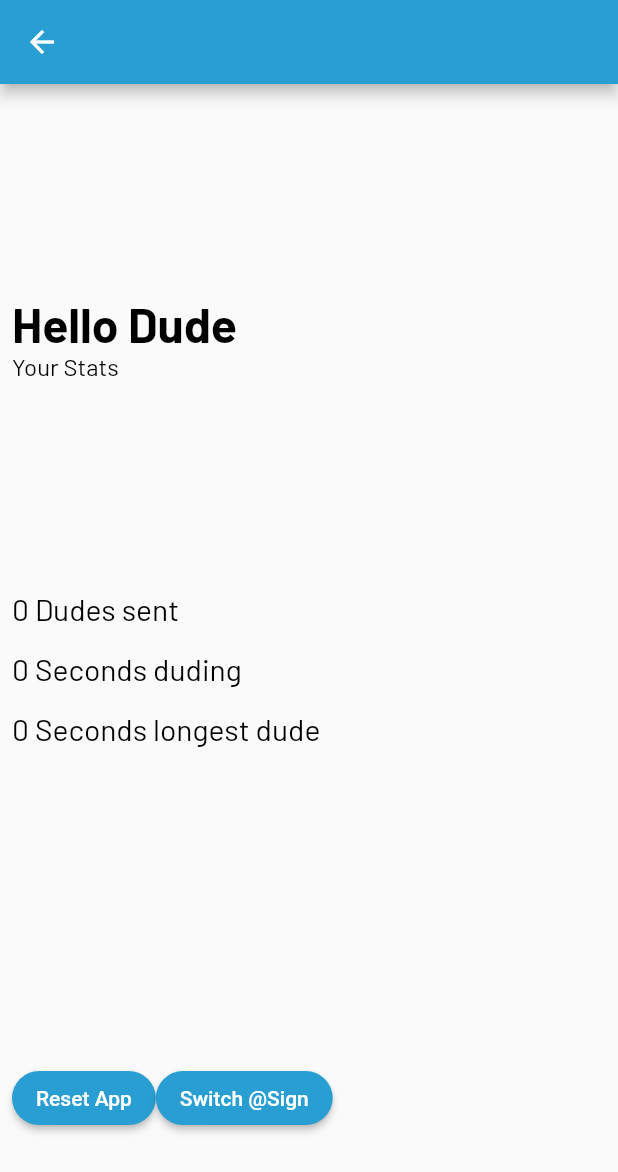
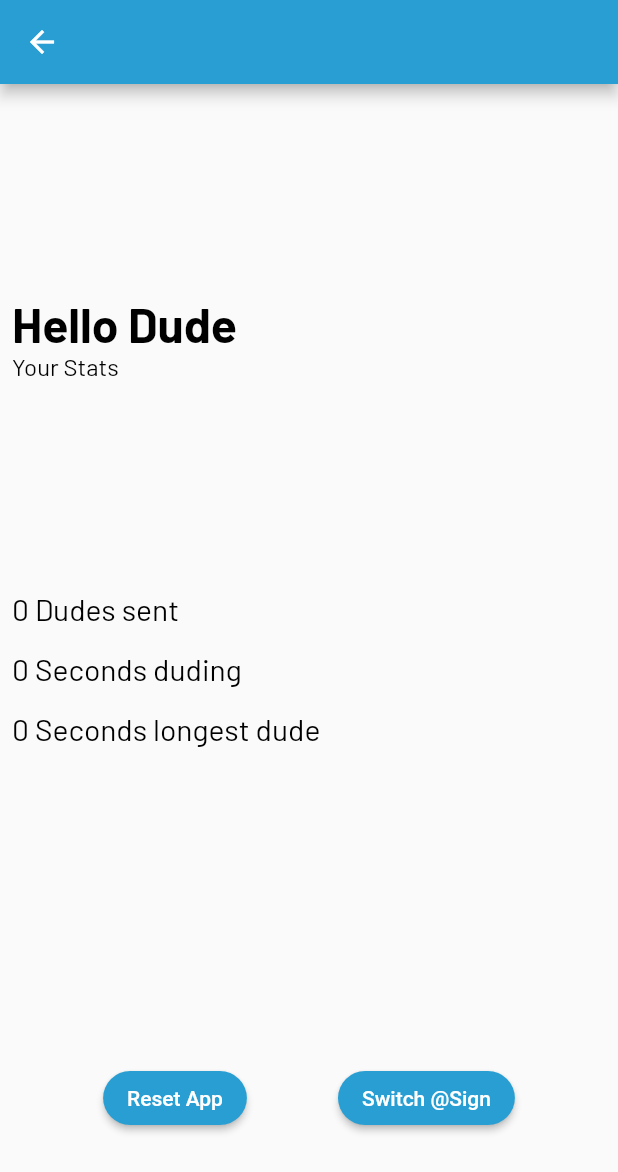
Before and after one commit to atsign-foundation/at_dude, a Flutter app: the ProfileScreen screen opened directly with empty values, on a phone screen of 412 x 824 dp. Shown: the top 1172 px of the screen. Run offline on Flutter 3.47's test engine with Material 2 defaults, Android fonts, the phone set to English and light mode, and no system bars; our stand-ins replace audioplayers, badges, flutter_local_notifications, flutter_slidable, google_fonts, stop_watch_timer and 1 more; missing offline and left inert: at_app_flutter, at_client, at_client_mobile, at_common_flutter, at_commons, at_contact and 3 more.

Commit message:
dude app updated with onboarding change

```diff
--- a/lib/screens/profile_screen.dart
+++ b/lib/screens/profile_screen.dart
@@ -75,10 +75,10 @@ class _ProfileScreenState extends State<ProfileScreen> {
             Padding(
               padding: const EdgeInsets.only(bottom: 60.0),
               child: Row(
+                mainAxisAlignment: MainAxisAlignment.spaceEvenly,
                 children: [
                   const ResetAppButton(
                     buttonText: 'Reset @sign',
-                    width: 210,
                   ),
                   ElevatedButton(
                     onPressed: () async {
--- a/lib/widgets/favorite_contacts.dart
+++ b/lib/widgets/favorite_contacts.dart
@@ -109,6 +109,7 @@ class _FavoriteContactsState extends State<FavoriteContacts> {
                               }
                             },
                             child: CircularContacts(
+                              size: 50,
                               isCrossIcon: true,
                               contact:
                                   contactsController.favoriteContacts[index],
--- a/lib/widgets/reset_app_button.dart
+++ b/lib/widgets/reset_app_button.dart
@@ -11,13 +11,10 @@ import '../main.dart';
 
 class ResetAppButton extends StatefulWidget {
   final String? buttonText;
-  final double? width;
-  final double? height;
+
   const ResetAppButton({
     Key? key,
     this.buttonText,
-    this.height,
-    this.width,
   }) : super(key: key);
 
   @override
@@ -36,13 +33,8 @@ class _ResetAppButtonState extends State<ResetAppButton> {
   Widget build(BuildContext context) {
     return ElevatedButton(
       onPressed: _showResetDialog,
-      child: const Center(
-        child: Text(
-          'Reset App',
-          textAlign: TextAlign.center,
-
-          //style: CustomTextStyles.fontBold16light,
-        ),
+      child: const Text(
+        'Reset App',
       ),
     );
   }
--- a/lib/widgets/switch_atsign.dart
+++ b/lib/widgets/switch_atsign.dart
@@ -129,7 +129,7 @@ class _AtSignBottomSheetState extends State<AtSignBottomSheet> {
                                 height: 40,
                                 width: 40,
                                 child: Icon(Icons.add_circle_outline_outlined,
-                                    color: Colors.orange, size: 25.toFont),
+                                    size: 25.toFont),
                               ),
                             )
                           ],
--- a/pubspec.yaml
+++ b/pubspec.yaml
@@ -1,6 +1,6 @@
 name: at_dude
 description: A new project
-version: 1.0.1+2
+version: 1.0.2+4
 
 environment:
   sdk: ">=2.12.1 <3.0.0"
@@ -28,7 +28,7 @@ dependency_overrides:
   at_onboarding_flutter: ^4.0.2
 
 dev_dependencies:
-  flutter_launcher_icons: ^0.9.2
+  flutter_launcher_icons: ^0.9.3
   flutter_lints: ^1.0.0
   flutter_test:
     sdk: flutter
```
Also changed, not shown: lib/main.dart (+5 -6 lines), lib/widgets/circular_contacts.dart (+11 -6 lines), assets/images/surfer.png (added), pubspec.lock, 5 other files.
